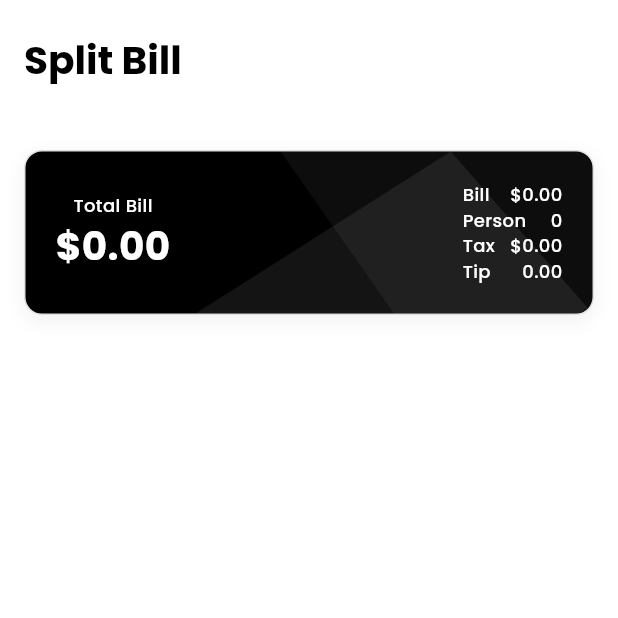
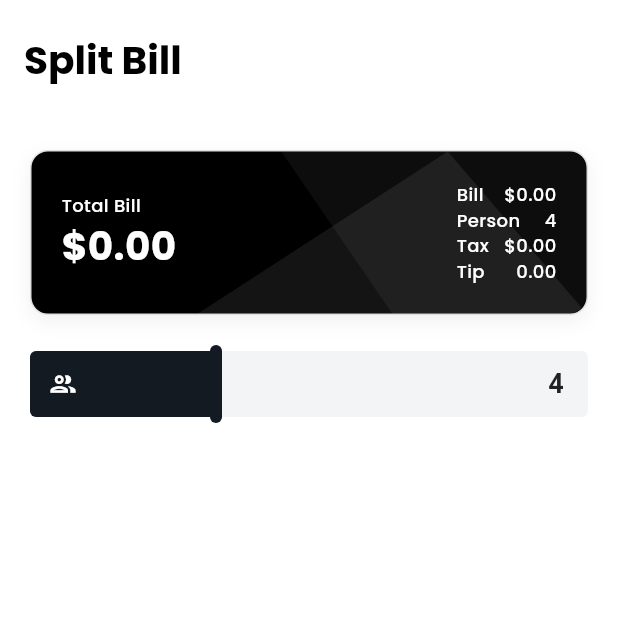
Before and after one commit to fabs90/split-my-bill, a Flutter app: the screen it shows after launch, on a phone screen of 412 x 824 dp, the top half of it. Run offline on Flutter 3.47's test engine with Material 3 defaults, Android fonts, the phone set to English and light mode, and no system bars; our stand-ins replace google_fonts.

Commit message:
Feat: Create slider person

```diff
--- a/lib/pages/home_page.dart
+++ b/lib/pages/home_page.dart
@@ -1,5 +1,6 @@
 import 'package:flutter/material.dart';
 import 'package:split_my_bill/widgets/summary_card.dart';
+import 'package:split_my_bill/widgets/person_slider.dart';
 
 import '../style/theme.dart';
 
@@ -11,6 +12,7 @@ class HomePage extends StatefulWidget {
 }
 
 class _HomePageState extends State<HomePage> {
+  double _personCount = 4;
   @override
   Widget build(BuildContext context) {
     return Scaffold(
@@ -22,16 +24,30 @@ class _HomePageState extends State<HomePage> {
         elevation: 0,
         title: Text('Split Bill', style: titleTextStyle),
       ),
-      body: Column(
+      body: Padding(
+        padding: const EdgeInsets.symmetric(horizontal: 20),
+        child: Column(
           children: [
             SizedBox(height: 20),
             SummaryCard(
               totalBill: 0,
-            personCount: 0,
+              personCount: _personCount.round(),
               taxBill: 0,
               tipPercentage: 0,
             ),
+            SizedBox(height: 20),
+            PersonSlider(
+              value: _personCount,
+              min: 1,
+              max: 10,
+              onChanged: (val) {
+                setState(() {
+                  _personCount = val;
+                });
+              },
+            ),
           ],
+        ),
       ),
     );
   }
--- a/lib/widgets/person_slider.dart
+++ b/lib/widgets/person_slider.dart
@@ -0,0 +1,126 @@
+import 'package:flutter/material.dart';
+
+class PersonSlider extends StatefulWidget {
+  final double value;
+  final double max;
+  final double min;
+  final ValueChanged<double> onChanged;
+
+  const PersonSlider({
+    super.key,
+    required this.value,
+    this.max = 10,
+    this.min = 1,
+    required this.onChanged,
+  });
+
+  @override
+  State<PersonSlider> createState() => _PersonSliderState();
+}
+
+class _PersonSliderState extends State<PersonSlider> {
+  void _updateValue(double localDx, double maxWidth) {
+    // Menghitung rasio geser antara 0.0 - 1.0
+    final ratio = (localDx / maxWidth).clamp(0.0, 1.0);
+    final newValue = widget.min + (widget.max - widget.min) * ratio;
+    widget.onChanged(newValue);
+  }
+
+  @override
+  Widget build(BuildContext context) {
+    const double barHeight = 44.0;
+    const double handleWidth = 8.0;
+    const double handleHeight = 52.0;
+
+    return Container(
+      child: LayoutBuilder(
+        builder: (BuildContext context, BoxConstraints constraints) {
+          final totalWidth = constraints.maxWidth;
+          final progress =
+              ((widget.value - widget.min) / (widget.max - widget.min)).clamp(
+                0.0,
+                1.0,
+              );
+          final filledWidth = totalWidth * progress;
+
+          return GestureDetector(
+            onHorizontalDragUpdate: (details) =>
+                _updateValue(details.localPosition.dx, totalWidth),
+            onTapDown: (details) =>
+                _updateValue(details.localPosition.dx, totalWidth),
+            child: SizedBox(
+              height: handleHeight,
+              child: Stack(
+                clipBehavior: Clip.none,
+                alignment: Alignment.centerLeft,
+                children: [
+                  // 1. Background Track (Warna Abu Muda / Putih Semi Transparan)
+                  Container(
+                    width: totalWidth,
+                    height: barHeight,
+                    decoration: BoxDecoration(
+                      color: const Color(0xFFF2F4F5),
+                      borderRadius: BorderRadius.circular(4),
+                    ),
+                  ),
+
+                  // 2. Teks Angka Nilai di sisi kanan track
+                  Positioned(
+                    right: 16,
+                    child: Text(
+                      widget.value.round().toString(),
+                      style: const TextStyle(
+                        fontSize: 18,
+                        fontWeight: FontWeight.bold,
+                        color: Colors.black87,
+                      ),
+                    ),
+                  ),
+
+                  // 3. Track Terisi (Warna Gelap)
+                  Container(
+                    width: filledWidth,
+                    height: barHeight,
+                    decoration: const BoxDecoration(
+                      color: Color(0xFF131A22),
+                      borderRadius: BorderRadius.only(
+                        topLeft: Radius.circular(4),
+                        bottomLeft: Radius.circular(4),
+                      ),
+                    ),
+                    alignment: Alignment.centerLeft,
+                    padding: const EdgeInsets.only(left: 12),
+                    // Ikon tetap terlihat selama lebar track cukup
+                    child: filledWidth > 36
+                        ? const Icon(
+                            Icons.group_outlined,
+                            color: Colors.white,
+                            size: 20,
+                          )
+                        : null,
+                  ),
+
+                  // 4. Handle Vertikal Kapsul
+                  Positioned(
+                    left: (filledWidth - (handleWidth / 2)).clamp(
+                      0.0,
+                      totalWidth - handleWidth,
+                    ),
+                    child: Container(
+                      width: handleWidth,
+                      height: handleHeight,
+                      decoration: BoxDecoration(
+                        color: const Color(0xFF131A22),
+                        borderRadius: BorderRadius.circular(4),
+                      ),
+                    ),
+                  ),
+                ],
+              ),
+            ),
+          );
+        },
+      ),
+    );
+  }
+}
--- a/lib/widgets/summary_card.dart
+++ b/lib/widgets/summary_card.dart
@@ -22,7 +22,6 @@ class SummaryCard extends StatelessWidget {
   @override
   Widget build(BuildContext context) {
     return Container(
-      margin: const EdgeInsets.only(left: 16, right: 16),
       decoration: BoxDecoration(
         color: Colors.black,
         borderRadius: BorderRadius.circular(12),
@@ -40,23 +39,26 @@ class SummaryCard extends StatelessWidget {
         child: Stack(
           children: [
             Positioned.fill(
-              child: CustomPaint(
-                painter: _PolygonBackgroundPainter(),
-              ),
+              child: CustomPaint(painter: _PolygonBackgroundPainter()),
             ),
             Padding(
               padding: const EdgeInsets.all(20.0),
               child: Row(
                 mainAxisAlignment: MainAxisAlignment.spaceBetween,
                 children: [
-                  Column(
+                  Expanded(
+                    child: Column(
+                      crossAxisAlignment: CrossAxisAlignment.start,
                       children: [
                         Text('Total Bill', style: subtitleCardTextStyle),
-                      Text(
+                        FittedBox(
+                          child: Text(
                             '\$${totalBill.toStringAsFixed(2)}',
                             style: titleCardTextStyle,
                           ),
+                        ),
                       ],
+                    ),
                   ),
                   IntrinsicWidth(
                     child: Column(
--- a/pubspec.yaml
+++ b/pubspec.yaml
@@ -15,6 +15,7 @@ dev_dependencies:
   flutter_test:
     sdk: flutter
   flutter_lints: ^6.0.0
+  flutter_launcher_icons: ^0.14.3
 
 flutter_launcher_icons:
   android: "launcher_icon"
```
Also changed, not shown: pubspec.lock. Lines whose indentation alone changed are shown as unchanged.
